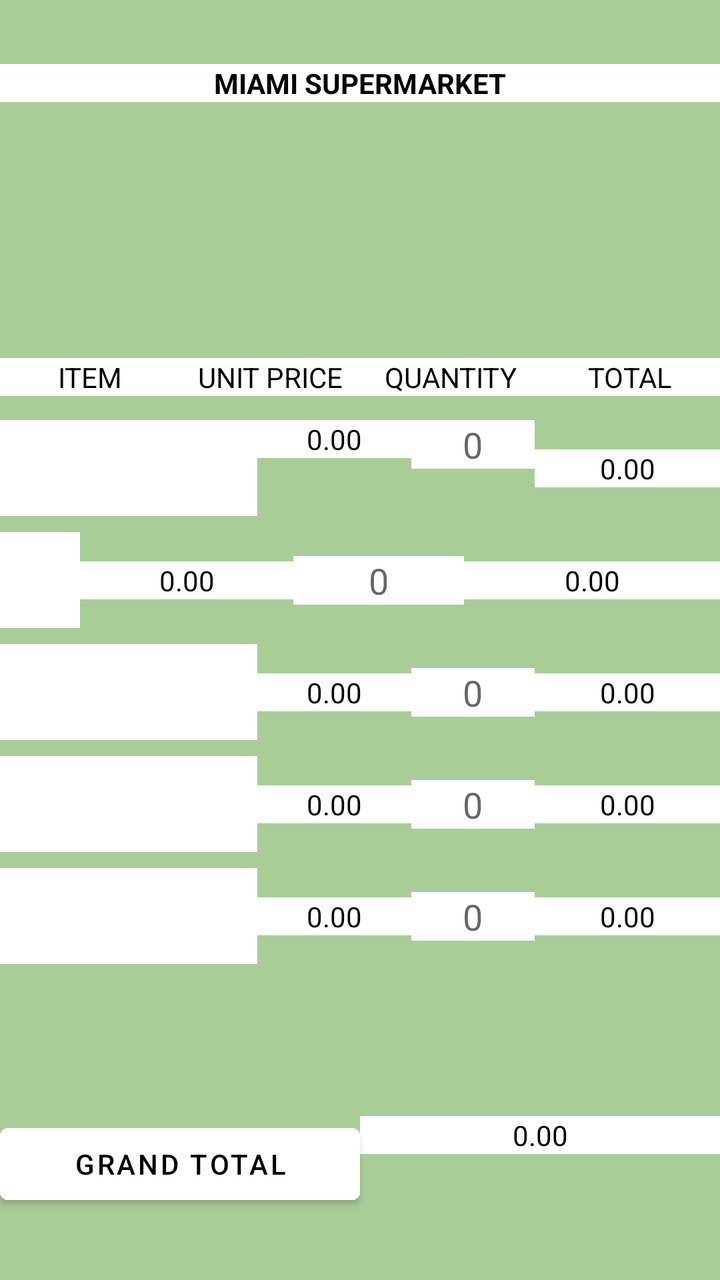
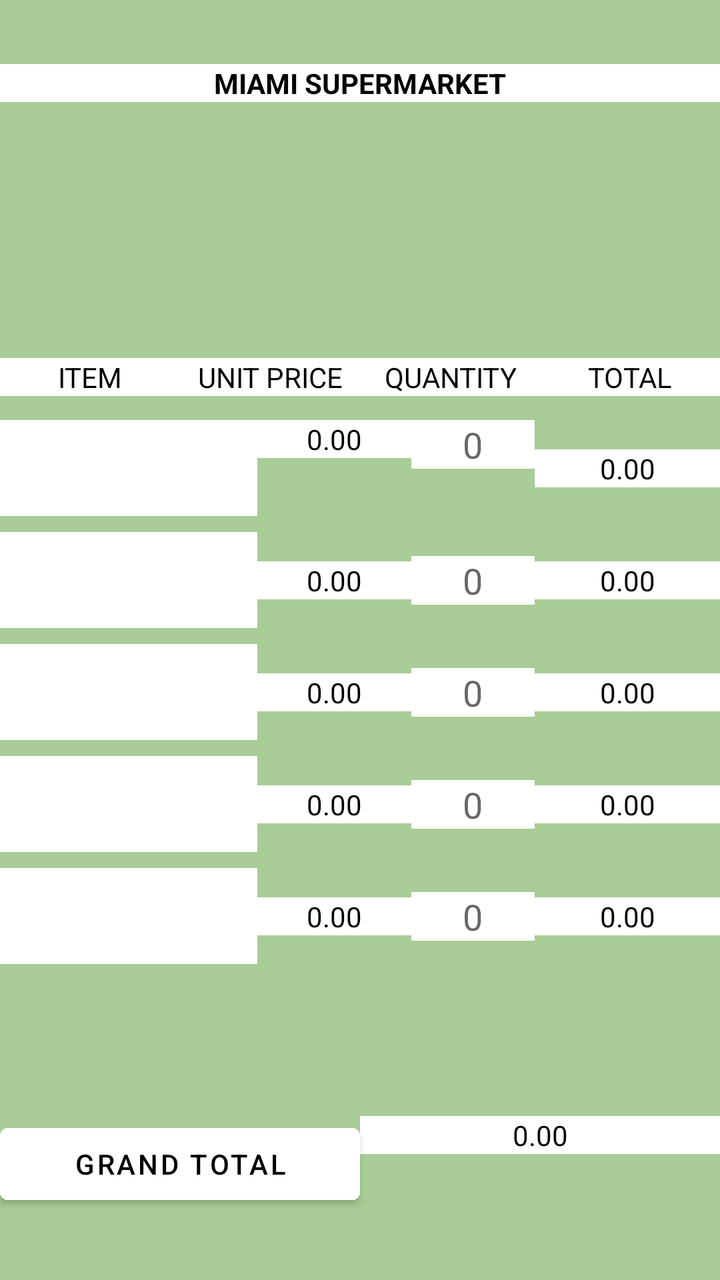

The first picture is an Android layout as it rendered before a commit; the second is the same layout after the commit. The layout source and the unified diff follow.
<!-- AndroidManifest.xml: application theme Theme.PayPoint -->
<!-- res/layout/activity_main.xml -->
<?xml version="1.0" encoding="utf-8"?>
<androidx.constraintlayout.widget.ConstraintLayout xmlns:android="http://schemas.android.com/apk/res/android"
    xmlns:app="http://schemas.android.com/apk/res-auto"
    xmlns:tools="http://schemas.android.com/tools"
    android:id="@+id/main"
    android:layout_width="match_parent"
    android:layout_height="match_parent"
    android:background="@color/green_tint"
    tools:context=".MainActivity">


    <TextView
        android:id="@+id/textView"
        android:layout_width="0dp"
        android:layout_height="wrap_content"
        android:layout_marginTop="32dp"
        android:text="MIAMI SUPERMARKET"
        android:background="@android:color/white"
        android:textColor="@color/black"
        android:textStyle="bold" android:gravity="center"
        app:layout_constraintLeft_toLeftOf="parent"
        app:layout_constraintRight_toRightOf="parent"
        app:layout_constraintTop_toTopOf="parent" />

    <TextView
        android:id="@+id/textView2"
        android:layout_width="0dp"
        android:layout_height="wrap_content"
        android:layout_marginTop="128dp"
        android:text="ITEM"
        android:background="@android:color/white"
        android:textColor="@color/black" android:gravity="center"
        app:layout_constraintLeft_toLeftOf="parent"
        app:layout_constraintRight_toLeftOf="@id/textView3"
        app:layout_constraintTop_toBottomOf="@id/textView" />

    <TextView
        android:id="@+id/textView3"
        android:layout_width="0dp"
        android:layout_height="wrap_content"
        android:layout_marginTop="128dp"
        android:text="UNIT PRICE"
        android:background="@android:color/white"
        android:textColor="@color/black" android:gravity="center"
        app:layout_constraintLeft_toRightOf="@id/textView2"
        app:layout_constraintRight_toLeftOf="@id/textView4"
        app:layout_constraintTop_toBottomOf="@id/textView" />

    <TextView
        android:id="@+id/textView4"
        android:layout_width="0dp"
        android:layout_height="wrap_content"
        android:layout_marginTop="128dp"
        android:text="QUANTITY"
        android:background="@android:color/white"
        android:textColor="@color/black" android:gravity="center"
        app:layout_constraintLeft_toRightOf="@id/textView3"
        app:layout_constraintRight_toLeftOf="@id/textView5"
        app:layout_constraintTop_toBottomOf="@id/textView" />

    <TextView
        android:id="@+id/textView5"
        android:layout_width="0dp"
        android:layout_height="wrap_content"
        android:layout_marginTop="128dp"
        android:text="TOTAL"
        android:background="@android:color/white"
        android:textColor="@color/black" android:gravity="center"
        app:layout_constraintLeft_toRightOf="@id/textView4"
        app:layout_constraintRight_toRightOf="parent"
        app:layout_constraintTop_toBottomOf="@id/textView" />

    
    <Spinner
        android:id="@+id/spinner1"
        android:layout_width="0dp"
        android:layout_height="48dp"
        android:layout_marginTop="12dp"
        android:background="@android:color/white"
        app:layout_constraintHorizontal_weight="2.5"
        app:layout_constraintLeft_toLeftOf="parent"
        app:layout_constraintRight_toLeftOf="@id/tvUnitPrice1"
        app:layout_constraintTop_toBottomOf="@id/textView2" />

    <TextView
        android:id="@+id/tvUnitPrice1"
        android:layout_width="0dp"
        android:layout_height="wrap_content"
        android:background="@android:color/white"
        android:gravity="center"
        android:text="0.00"
        android:textColor="@color/black"
        app:layout_constraintHorizontal_weight="1.5"
        app:layout_constraintLeft_toRightOf="@id/spinner1"
        app:layout_constraintRight_toLeftOf="@id/etQty1"
        app:layout_constraintTop_toTopOf="@id/spinner1" />

    <EditText
        android:id="@+id/etQty1"
        android:layout_width="0dp"
        android:layout_height="wrap_content"
        android:gravity="center"
        android:hint="0"
        android:inputType="number"
        android:background="@android:color/white"
        app:layout_constraintHorizontal_weight="1.2"
        app:layout_constraintLeft_toRightOf="@id/tvUnitPrice1"
        app:layout_constraintRight_toLeftOf="@id/tvTotal1"
        app:layout_constraintTop_toTopOf="@id/spinner1" />

    <TextView
        android:id="@+id/tvTotal1"
        android:layout_width="0dp"
        android:layout_height="wrap_content"
        android:background="@android:color/white"
        android:gravity="center"
        android:text="0.00"
        android:textColor="@color/black"
        app:layout_constraintBottom_toBottomOf="@id/spinner1"
        app:layout_constraintHorizontal_weight="1.8"
        app:layout_constraintLeft_toRightOf="@id/etQty1"
        app:layout_constraintRight_toRightOf="parent"
        app:layout_constraintTop_toTopOf="@id/spinner1" />

    
    <Spinner
        android:id="@+id/spinner2"
        android:layout_width="40dp"
        android:layout_height="48dp"
        android:layout_marginTop="8dp"
        android:background="@android:color/white"
        app:layout_constraintHorizontal_weight="2.5"
        app:layout_constraintLeft_toLeftOf="parent"
        app:layout_constraintRight_toLeftOf="@id/tvUnitPrice2"
        app:layout_constraintTop_toBottomOf="@id/spinner1" />

    <TextView
        android:id="@+id/tvUnitPrice2"
        android:layout_width="0dp"
        android:layout_height="wrap_content"
        android:background="@android:color/white"
        android:gravity="center"
        android:text="0.00"
        android:textColor="@color/black"
        app:layout_constraintBottom_toBottomOf="@id/spinner2"
        app:layout_constraintHorizontal_weight="1.5"
        app:layout_constraintLeft_toRightOf="@id/spinner2"
        app:layout_constraintRight_toLeftOf="@id/etQty2"
        app:layout_constraintTop_toTopOf="@id/spinner2" />

    <EditText
        android:id="@+id/etQty2"
        android:layout_width="0dp"
        android:layout_height="wrap_content"
        android:gravity="center"
        android:hint="0"
        android:inputType="number"
        android:background="@android:color/white"
        app:layout_constraintBottom_toBottomOf="@id/spinner2"
        app:layout_constraintHorizontal_weight="1.2"
        app:layout_constraintLeft_toRightOf="@id/tvUnitPrice2"
        app:layout_constraintRight_toLeftOf="@id/tvTotal2"
        app:layout_constraintTop_toTopOf="@id/spinner2" />

    <TextView
        android:id="@+id/tvTotal2"
        android:layout_width="0dp"
        android:layout_height="wrap_content"
        android:background="@android:color/white"
        android:gravity="center"
        android:text="0.00"
        android:textColor="@color/black"
        app:layout_constraintBottom_toBottomOf="@id/spinner2"
        app:layout_constraintHorizontal_weight="1.8"
        app:layout_constraintLeft_toRightOf="@id/etQty2"
        app:layout_constraintRight_toRightOf="parent"
        app:layout_constraintTop_toTopOf="@id/spinner2" />

    
    <Spinner
        android:id="@+id/spinner3"
        android:layout_width="0dp"
        android:layout_height="48dp"
        android:layout_marginTop="8dp"
        android:background="@android:color/white"
        app:layout_constraintHorizontal_weight="2.5"
        app:layout_constraintLeft_toLeftOf="parent"
        app:layout_constraintRight_toLeftOf="@id/tvUnitPrice3"
        app:layout_constraintTop_toBottomOf="@id/spinner2" />

    <TextView
        android:id="@+id/tvUnitPrice3"
        android:layout_width="0dp"
        android:layout_height="wrap_content"
        android:background="@android:color/white"
        android:gravity="center"
        android:text="0.00"
        android:textColor="@color/black"
        app:layout_constraintBottom_toBottomOf="@id/spinner3"
        app:layout_constraintHorizontal_weight="1.5"
        app:layout_constraintLeft_toRightOf="@id/spinner3"
        app:layout_constraintRight_toLeftOf="@id/etQty3"
        app:layout_constraintTop_toTopOf="@id/spinner3" />

    <EditText
        android:id="@+id/etQty3"
        android:layout_width="0dp"
        android:layout_height="wrap_content"
        android:gravity="center"
        android:hint="0"
        android:inputType="number"
        android:background="@android:color/white"
        app:layout_constraintBottom_toBottomOf="@id/spinner3"
        app:layout_constraintHorizontal_weight="1.2"
        app:layout_constraintLeft_toRightOf="@id/tvUnitPrice3"
        app:layout_constraintRight_toLeftOf="@id/tvTotal3"
        app:layout_constraintTop_toTopOf="@id/spinner3" />

    <TextView
        android:id="@+id/tvTotal3"
        android:layout_width="0dp"
        android:layout_height="wrap_content"
        android:background="@android:color/white"
        android:gravity="center"
        android:text="0.00"
        android:textColor="@color/black"
        app:layout_constraintBottom_toBottomOf="@id/spinner3"
        app:layout_constraintHorizontal_weight="1.8"
        app:layout_constraintLeft_toRightOf="@id/etQty3"
        app:layout_constraintRight_toRightOf="parent"
        app:layout_constraintTop_toTopOf="@id/spinner3" />

    
    <Spinner
        android:id="@+id/spinner4"
        android:layout_width="0dp"
        android:layout_height="48dp"
        android:layout_marginTop="8dp"
        android:background="@android:color/white"
        app:layout_constraintHorizontal_weight="2.5"
        app:layout_constraintLeft_toLeftOf="parent"
        app:layout_constraintRight_toLeftOf="@id/tvUnitPrice4"
        app:layout_constraintTop_toBottomOf="@id/spinner3" />

    <TextView
        android:id="@+id/tvUnitPrice4"
        android:layout_width="0dp"
        android:layout_height="wrap_content"
        android:background="@android:color/white"
        android:gravity="center"
        android:text="0.00"
        android:textColor="@color/black"
        app:layout_constraintBottom_toBottomOf="@id/spinner4"
        app:layout_constraintHorizontal_weight="1.5"
        app:layout_constraintLeft_toRightOf="@id/spinner4"
        app:layout_constraintRight_toLeftOf="@id/etQty4"
        app:layout_constraintTop_toTopOf="@id/spinner4" />

    <EditText
        android:id="@+id/etQty4"
        android:layout_width="0dp"
        android:layout_height="wrap_content"
        android:gravity="center"
        android:hint="0"
        android:inputType="number"
        android:background="@android:color/white"
        app:layout_constraintBottom_toBottomOf="@id/spinner4"
        app:layout_constraintHorizontal_weight="1.2"
        app:layout_constraintLeft_toRightOf="@id/tvUnitPrice4"
        app:layout_constraintRight_toLeftOf="@id/tvTotal4"
        app:layout_constraintTop_toTopOf="@id/spinner4" />

    <TextView
        android:id="@+id/tvTotal4"
        android:layout_width="0dp"
        android:layout_height="wrap_content"
        android:background="@android:color/white"
        android:gravity="center"
        android:text="0.00"
        android:textColor="@color/black"
        app:layout_constraintBottom_toBottomOf="@id/spinner4"
        app:layout_constraintHorizontal_weight="1.8"
        app:layout_constraintLeft_toRightOf="@id/etQty4"
        app:layout_constraintRight_toRightOf="parent"
        app:layout_constraintTop_toTopOf="@id/spinner4" />

    
    <Spinner
        android:id="@+id/spinner5"
        android:layout_width="0dp"
        android:layout_height="48dp"
        android:layout_marginTop="8dp"
        android:background="@android:color/white"
        app:layout_constraintHorizontal_weight="2.5"
        app:layout_constraintLeft_toLeftOf="parent"
        app:layout_constraintRight_toLeftOf="@id/tvUnitPrice5"
        app:layout_constraintTop_toBottomOf="@id/spinner4" />

    <TextView
        android:id="@+id/tvUnitPrice5"
        android:layout_width="0dp"
        android:layout_height="wrap_content"
        android:background="@android:color/white"
        android:gravity="center"
        android:text="0.00"
        android:textColor="@color/black"
        app:layout_constraintBottom_toBottomOf="@id/spinner5"
        app:layout_constraintHorizontal_weight="1.5"
        app:layout_constraintLeft_toRightOf="@id/spinner5"
        app:layout_constraintRight_toLeftOf="@id/etQty5"
        app:layout_constraintTop_toTopOf="@id/spinner5" />

    <EditText
        android:id="@+id/etQty5"
        android:layout_width="0dp"
        android:layout_height="wrap_content"
        android:gravity="center"
        android:hint="0"
        android:background="@android:color/white"
        android:inputType="number"
        app:layout_constraintBottom_toBottomOf="@id/spinner5"
        app:layout_constraintHorizontal_weight="1.2"
        app:layout_constraintLeft_toRightOf="@id/tvUnitPrice5"
        app:layout_constraintRight_toLeftOf="@id/tvTotal5"
        app:layout_constraintTop_toTopOf="@id/spinner5" />

    <TextView
        android:id="@+id/tvTotal5"
        android:layout_width="0dp"
        android:layout_height="wrap_content"
        android:background="@android:color/white"
        android:gravity="center"
        android:text="0.00"
        android:textColor="@color/black"
        app:layout_constraintBottom_toBottomOf="@id/spinner5"
        app:layout_constraintHorizontal_weight="1.8"
        app:layout_constraintLeft_toRightOf="@id/etQty5"
        app:layout_constraintRight_toRightOf="parent"
        app:layout_constraintTop_toTopOf="@id/spinner5" />

    <Button
        android:id="@+id/button"
        android:layout_width="0dp"
        android:layout_height="wrap_content"
        android:layout_marginTop="360dp"
        android:text="GRAND TOTAL"
        android:backgroundTint="@color/white"
        android:textColor="@color/black"
        app:layout_constraintLeft_toLeftOf="parent"
        app:layout_constraintRight_toLeftOf="@id/textView6"
        app:layout_constraintTop_toBottomOf="@id/textView2" />

    <TextView
        android:id="@+id/textView6"
        android:layout_width="0dp"
        android:layout_height="wrap_content"
        android:layout_marginTop="360dp"
        android:background="@android:color/white"
        android:textColor="@color/black"
        android:gravity="center"
        android:text="0.00"
        app:layout_constraintLeft_toRightOf="@id/button"
        app:layout_constraintRight_toRightOf="parent"
        app:layout_constraintTop_toBottomOf="@id/textView3" />
</androidx.constraintlayout.widget.ConstraintLayout>
<!-- resources referenced by this layout -->
<resources>
  <color name="black">#FF000000</color>
  <color name="green_tint">#A8CD96</color>
  <color name="white">#FFFFFFFF</color>
  <style name="Theme.PayPoint" parent="Theme.MaterialComponents.DayNight.DarkActionBar">
          
          <item name="colorPrimary">@color/purple_500</item>
          <item name="colorPrimaryVariant">@color/purple_700</item>
          <item name="colorOnPrimary">@color/white</item>
          
          <item name="colorSecondary">@color/teal_200</item>
          <item name="colorSecondaryVariant">@color/teal_700</item>
          <item name="colorOnSecondary">@color/black</item>
          
          <item name="android:statusBarColor">?attr/colorPrimaryVariant</item>
          
      </style>
  <color name="purple_500">#FF6200EE</color>
  <color name="purple_700">#FF3700B3</color>
  <color name="teal_200">#FF03DAC5</color>
  <color name="teal_700">#FF018786</color>
</resources>

<!-- the commit's change to res/layout/activity_main.xml (unified diff, before → after) -->
@@ -17,7 +17,8 @@
         android:text="MIAMI SUPERMARKET"
         android:background="@android:color/white"
         android:textColor="@color/black"
-        android:textStyle="bold" android:gravity="center"
+        android:textStyle="bold"
+        android:gravity="center"
         app:layout_constraintLeft_toLeftOf="parent"
         app:layout_constraintRight_toRightOf="parent"
         app:layout_constraintTop_toTopOf="parent" />
@@ -29,7 +30,8 @@
         android:layout_marginTop="128dp"
         android:text="ITEM"
         android:background="@android:color/white"
-        android:textColor="@color/black" android:gravity="center"
+        android:textColor="@color/black"
+        android:gravity="center"
         app:layout_constraintLeft_toLeftOf="parent"
         app:layout_constraintRight_toLeftOf="@id/textView3"
         app:layout_constraintTop_toBottomOf="@id/textView" />
@@ -41,7 +43,8 @@
         android:layout_marginTop="128dp"
         android:text="UNIT PRICE"
         android:background="@android:color/white"
-        android:textColor="@color/black" android:gravity="center"
+        android:textColor="@color/black"
+        android:gravity="center"
         app:layout_constraintLeft_toRightOf="@id/textView2"
         app:layout_constraintRight_toLeftOf="@id/textView4"
         app:layout_constraintTop_toBottomOf="@id/textView" />
@@ -53,7 +56,8 @@
         android:layout_marginTop="128dp"
         android:text="QUANTITY"
         android:background="@android:color/white"
-        android:textColor="@color/black" android:gravity="center"
+        android:textColor="@color/black"
+        android:gravity="center"
         app:layout_constraintLeft_toRightOf="@id/textView3"
         app:layout_constraintRight_toLeftOf="@id/textView5"
         app:layout_constraintTop_toBottomOf="@id/textView" />
@@ -65,7 +69,8 @@
         android:layout_marginTop="128dp"
         android:text="TOTAL"
         android:background="@android:color/white"
-        android:textColor="@color/black" android:gravity="center"
+        android:textColor="@color/black"
+        android:gravity="center"
         app:layout_constraintLeft_toRightOf="@id/textView4"
         app:layout_constraintRight_toRightOf="parent"
         app:layout_constraintTop_toBottomOf="@id/textView" />
@@ -125,7 +130,7 @@
     
     <Spinner
         android:id="@+id/spinner2"
-        android:layout_width="40dp"
+        android:layout_width="0dp"
         android:layout_height="48dp"
         android:layout_marginTop="8dp"
         android:background="@android:color/white"
